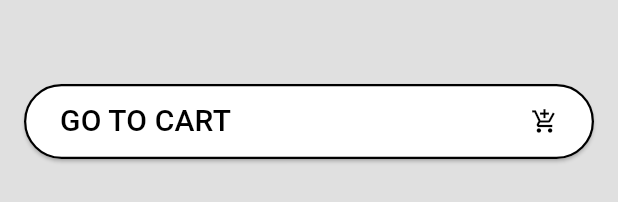
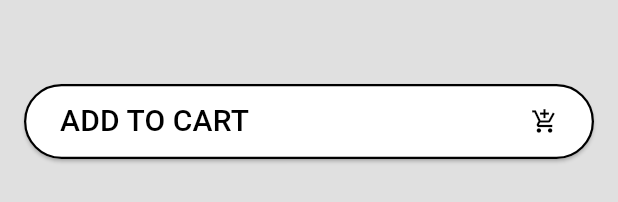
Before and after one commit to ArtSapr/OnlineShopProject, a Flutter app: the ProductDetailSheet widget shown alone on an empty page, opened directly with empty values, on a phone screen of 412 x 824 dp. Shown: the part 930-1132 px from the top of the screen. Run offline on Flutter 3.47's test engine with Material 3 defaults, Android fonts, the phone set to English and light mode, and no system bars; our stand-ins replace dartz, equatable, flutter_bloc, get_it, internet_connection_checker, shared_preferences; accounts and stored records are empty; network calls fail.

Commit message:
cart_logic_added

```diff
--- /dev/null
+++ b/lib/online_shop_feature/presentation/manager/provider/cart_list_provider.dart
@@ -0,0 +1,18 @@
+import 'package:flutter/material.dart';
+import 'package:online_shop_project/online_shop_feature/domain/entities/product_entity.dart';
+
+class CartListProvider with ChangeNotifier {
+  final List<ProductEntity> _items = [];
+
+  List<ProductEntity> get items => _items;
+
+  void addProduct(ProductEntity item) {
+    _items.add(item);
+    notifyListeners();
+  }
+
+  void removeItemAt(int index) {
+    _items.removeAt(index);
+    notifyListeners();
+  }
+}
--- a/lib/online_shop_feature/presentation/widgets/product_detail_sheet_dart.dart
+++ b/lib/online_shop_feature/presentation/widgets/product_detail_sheet_dart.dart
@@ -1,8 +1,9 @@
 import 'package:flutter/cupertino.dart';
 import 'package:flutter/material.dart';
 import 'package:flutter/widgets.dart';
-
+import 'package:provider/provider.dart';
 import '../../domain/entities/product_entity.dart';
+import '../manager/provider/cart_list_provider.dart';
 import '../pages/cart_screen.dart';
 
 class ProductDetailSheet extends StatelessWidget {
@@ -12,6 +13,8 @@ class ProductDetailSheet extends StatelessWidget {
 
   @override
   Widget build(BuildContext context) {
+    final cartProducts = Provider.of<CartListProvider>(context);
+
     return Container(
       padding: const EdgeInsets.all(16.0),
       child: Column(
@@ -125,39 +128,7 @@ class ProductDetailSheet extends StatelessWidget {
             height: 16,
           ),
           Center(
-            child: ElevatedButton(
-              style: ElevatedButton.styleFrom(
-                backgroundColor: Colors.white,
-                minimumSize: Size(200, 50),
-                side: BorderSide(
-                  color: Colors.black,
-                  width: 1.5,
-                ),
-              ),
-              onPressed: () {
-                Navigator.push(
-                  context,
-                  MaterialPageRoute(builder: (context) => CartScreenPage()),
-                );
-              },
-              child: Row(
-                children: [
-                  Expanded(
-                    child: Text(
-                      'GO TO CART',
-                      style: TextStyle(
-                        color: Colors.black,
-                        fontSize: 20.0,
-                      ),
-                    ),
-                  ),
-                  Icon(
-                    Icons.add_shopping_cart,
-                    color: Colors.black,
-                  )
-                ],
-              ),
-            ),
+            child: _buttonViewDetailSheet(cartProducts, product, context),
           ),
         ],
       ),
@@ -190,4 +161,75 @@ class ProductDetailSheet extends StatelessWidget {
       children: icons,
     );
   }
+
+  Widget _buttonViewDetailSheet(CartListProvider cartProducts,
+      ProductEntity product, BuildContext context) {
+    if (cartProducts.items.contains(product)) {
+      return ElevatedButton(
+        style: ElevatedButton.styleFrom(
+          backgroundColor: Colors.black,
+          minimumSize: Size(200, 50),
+          side: BorderSide(
+            color: Colors.black,
+            width: 1.5,
+          ),
+        ),
+        onPressed: () {
+          Navigator.push(
+            context,
+            MaterialPageRoute(builder: (context) => CartScreenPage()),
+          );
+        },
+        child: Row(
+          children: [
+            Expanded(
+              child: Text(
+                'GO TO CART',
+                style: TextStyle(
+                  color: Colors.white,
+                  fontSize: 20.0,
+                ),
+              ),
+            ),
+            Icon(
+              Icons.shopping_cart,
+              color: Colors.white,
+            )
+          ],
+        ),
+      );
+    } else {
+      return ElevatedButton(
+        style: ElevatedButton.styleFrom(
+          backgroundColor: Colors.white,
+          minimumSize: Size(200, 50),
+          side: BorderSide(
+            color: Colors.black,
+            width: 1.5,
+          ),
+        ),
+        onPressed: () {
+          Provider.of<CartListProvider>(context, listen: false)
+              .addProduct(product);
+        },
+        child: Row(
+          children: [
+            Expanded(
+              child: Text(
+                'ADD TO CART',
+                style: TextStyle(
+                  color: Colors.black,
+                  fontSize: 20.0,
+                ),
+              ),
+            ),
+            Icon(
+              Icons.add_shopping_cart,
+              color: Colors.black,
+            )
+          ],
+        ),
+      );
+    }
+  }
 }
--- a/pubspec.yaml
+++ b/pubspec.yaml
@@ -51,6 +51,9 @@ dependencies:
 
   # DI
   get_it: ^7.7.0
+
+  # Provider
+  provider: ^6.1.2
 
   # The following adds the Cupertino Icons font to your application.
   # Use with the CupertinoIcons class for iOS style icons.
```
Also changed, not shown: lib/main.dart (+8 -1 lines), lib/online_shop_feature/presentation/pages/cart_screen.dart (+130 -5 lines), pubspec.lock.
